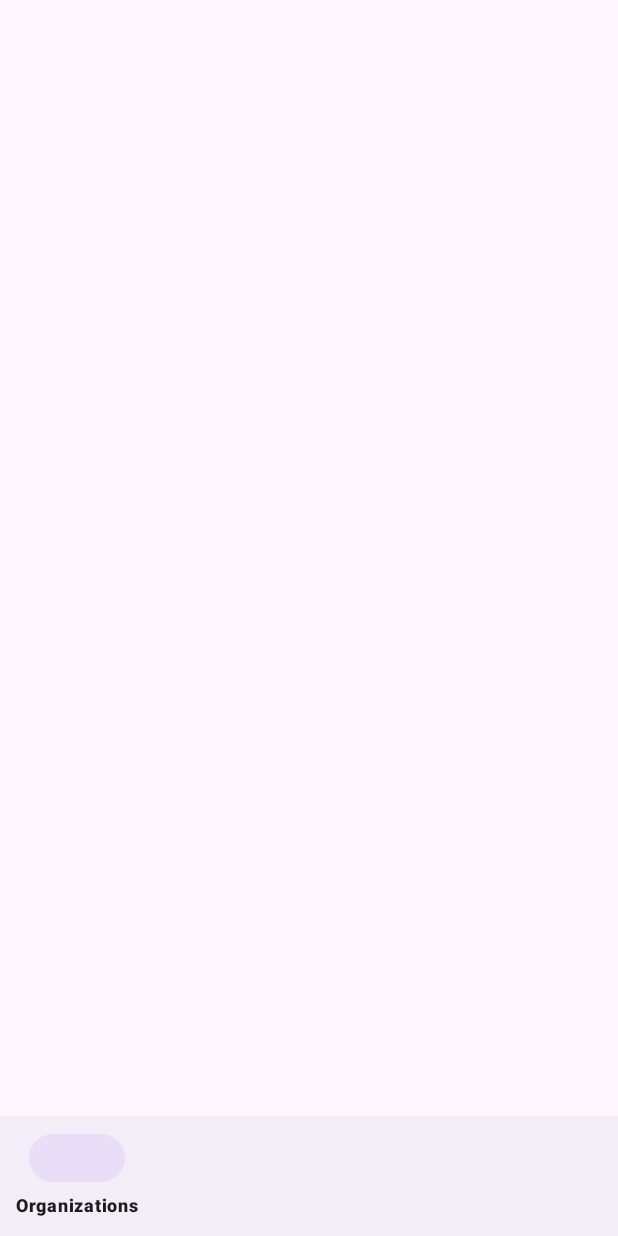
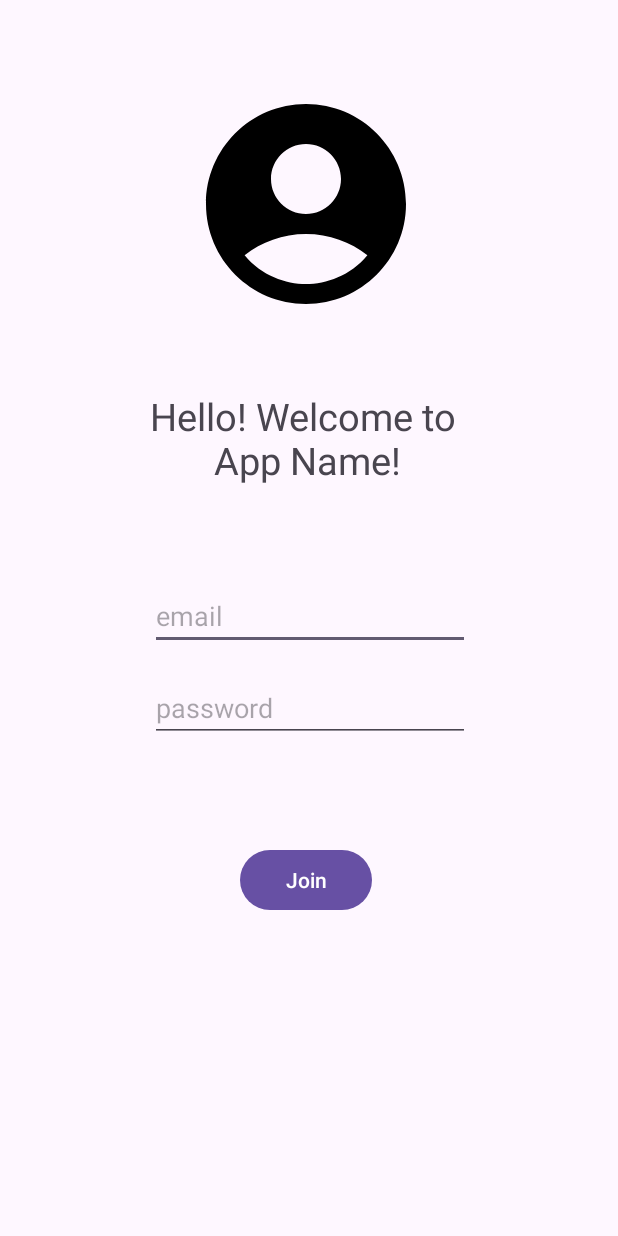
Before and after one commit to nchu05/Latte-Link, an Android app: the screen it shows after launch (MainActivity before the commit, LoginActivity after it), on a phone screen of 412 x 824 dp. Run offline under Robolectric (Android 15) with nearby library versions, the phone set to English and light mode, and no system bars.

Commit message:
base code

```diff
--- a/app/src/main/AndroidManifest.xml
+++ b/app/src/main/AndroidManifest.xml
@@ -1,7 +1,9 @@
 <?xml version="1.0" encoding="utf-8"?>
 <manifest xmlns:android="http://schemas.android.com/apk/res/android"
     xmlns:tools="http://schemas.android.com/tools">
+
     <uses-permission android:name="android.permission.INTERNET" />
+
     <application
         android:allowBackup="true"
         android:dataExtractionRules="@xml/data_extraction_rules"
@@ -15,6 +17,9 @@
         tools:targetApi="31">
         <activity
             android:name=".MainActivity"
+            android:exported="true" />
+        <activity
+            android:name=".LoginActivity"
             android:exported="true">
             <intent-filter>
                 <action android:name="android.intent.action.MAIN" />
--- /dev/null
+++ b/app/src/main/java/com/example/androidfa23/LoginActivity.kt
@@ -0,0 +1,25 @@
+package com.example.androidfa23
+
+import android.content.Intent
+import androidx.appcompat.app.AppCompatActivity
+import android.os.Bundle
+import android.widget.Button
+import androidx.activity.result.ActivityResultLauncher
+import androidx.activity.result.contract.ActivityResultContracts
+
+private lateinit var intentLauncher: ActivityResultLauncher<Intent>
+class LoginActivity : AppCompatActivity() {
+    override fun onCreate(savedInstanceState: Bundle?) {
+        super.onCreate(savedInstanceState)
+        setContentView(R.layout.activity_login)
+
+        val joinButton : Button = findViewById(R.id.joinButton)
+        joinButton.setOnClickListener {
+            val intent = Intent(this, MainActivity::class.java)
+            intentLauncher.launch(intent)
+        }
+        intentLauncher = registerForActivityResult(
+            ActivityResultContracts.StartActivityForResult()
+        ) {}
+    }
+}
--- a/app/src/main/java/com/example/androidfa23/MainActivity.kt
+++ b/app/src/main/java/com/example/androidfa23/MainActivity.kt
@@ -2,6 +2,7 @@ package com.example.androidfa23
 
 import androidx.appcompat.app.AppCompatActivity
 import android.os.Bundle
+import androidx.core.view.isVisible
 import com.google.android.material.bottomnavigation.BottomNavigationView
 
 class MainActivity : AppCompatActivity() {
@@ -15,7 +16,6 @@ class MainActivity : AppCompatActivity() {
             //redirect to sign in page
         //else
             //the code below
-
 
         bottomNavigationView.setOnItemSelectedListener {
             when (it.itemId) {
--- /dev/null
+++ b/app/src/main/res/drawable/baseline_account_circle_24.xml
@@ -0,0 +1,5 @@
+<vector android:height="24dp" android:tint="#000000"
+    android:viewportHeight="24" android:viewportWidth="24"
+    android:width="24dp" xmlns:android="http://schemas.android.com/apk/res/android">
+    <path android:fillColor="@android:color/white" android:pathData="M12,2C6.48,2 2,6.48 2,12s4.48,10 10,10s10,-4.48 10,-10S17.52,2 12,2zM12,6c1.93,0 3.5,1.57 3.5,3.5S13.93,13 12,13s-3.5,-1.57 -3.5,-3.5S10.07,6 12,6zM12,20c-2.03,0 -4.43,-0.82 -6.14,-2.88C7.55,15.8 9.68,15 12,15s4.45,0.8 6.14,2.12C16.43,19.18 14.03,20 12,20z"/>
+</vector>
--- /dev/null
+++ b/app/src/main/res/drawable/baseline_calendar_month_24.xml
@@ -0,0 +1,5 @@
+<vector android:height="24dp" android:tint="#000000"
+    android:viewportHeight="24" android:viewportWidth="24"
+    android:width="24dp" xmlns:android="http://schemas.android.com/apk/res/android">
+    <path android:fillColor="@android:color/white" android:pathData="M19,4h-1V2h-2v2H8V2H6v2H5C3.89,4 3.01,4.9 3.01,6L3,20c0,1.1 0.89,2 2,2h14c1.1,0 2,-0.9 2,-2V6C21,4.9 20.1,4 19,4zM19,20H5V10h14V20zM9,14H7v-2h2V14zM13,14h-2v-2h2V14zM17,14h-2v-2h2V14zM9,18H7v-2h2V18zM13,18h-2v-2h2V18zM17,18h-2v-2h2V18z"/>
+</vector>
--- /dev/null
+++ b/app/src/main/res/drawable/baseline_comment_24.xml
@@ -0,0 +1,5 @@
+<vector android:autoMirrored="true" android:height="24dp"
+    android:tint="#000000" android:viewportHeight="24"
+    android:viewportWidth="24" android:width="24dp" xmlns:android="http://schemas.android.com/apk/res/android">
+    <path android:fillColor="@android:color/white" android:pathData="M21.99,4c0,-1.1 -0.89,-2 -1.99,-2L4,2c-1.1,0 -2,0.9 -2,2v12c0,1.1 0.9,2 2,2h14l4,4 -0.01,-18zM18,14L6,14v-2h12v2zM18,11L6,11L6,9h12v2zM18,8L6,8L6,6h12v2z"/>
+</vector>
--- /dev/null
+++ b/app/src/main/res/drawable/baseline_email_24.xml
@@ -0,0 +1,5 @@
+<vector android:height="24dp" android:tint="#000000"
+    android:viewportHeight="24" android:viewportWidth="24"
+    android:width="24dp" xmlns:android="http://schemas.android.com/apk/res/android">
+    <path android:fillColor="@android:color/white" android:pathData="M20,4L4,4c-1.1,0 -1.99,0.9 -1.99,2L2,18c0,1.1 0.9,2 2,2h16c1.1,0 2,-0.9 2,-2L22,6c0,-1.1 -0.9,-2 -2,-2zM20,8l-8,5 -8,-5L4,6l8,5 8,-5v2z"/>
+</vector>
--- /dev/null
+++ b/app/src/main/res/drawable/baseline_person_24.xml
@@ -0,0 +1,5 @@
+<vector android:height="24dp" android:tint="#000000"
+    android:viewportHeight="24" android:viewportWidth="24"
+    android:width="24dp" xmlns:android="http://schemas.android.com/apk/res/android">
+    <path android:fillColor="@android:color/white" android:pathData="M12,12c2.21,0 4,-1.79 4,-4s-1.79,-4 -4,-4 -4,1.79 -4,4 1.79,4 4,4zM12,14c-2.67,0 -8,1.34 -8,4v2h16v-2c0,-2.66 -5.33,-4 -8,-4z"/>
+</vector>
--- /dev/null
+++ b/app/src/main/res/layout/activity_login.xml
@@ -0,0 +1,65 @@
+<?xml version="1.0" encoding="utf-8"?>
+<androidx.constraintlayout.widget.ConstraintLayout xmlns:android="http://schemas.android.com/apk/res/android"
+    xmlns:app="http://schemas.android.com/apk/res-auto"
+    xmlns:tools="http://schemas.android.com/tools"
+    android:layout_width="match_parent"
+    android:layout_height="match_parent"
+    tools:context=".LoginActivity">
+
+    <ImageView
+        android:id="@+id/imageView"
+        android:layout_width="184dp"
+        android:layout_height="160dp"
+        android:layout_marginStart="112dp"
+        android:layout_marginTop="56dp"
+        app:layout_constraintStart_toStartOf="parent"
+        app:layout_constraintTop_toTopOf="parent"
+        app:srcCompat="@drawable/baseline_account_circle_24" />
+
+    <TextView
+        android:id="@+id/welcomeTV"
+        android:layout_width="wrap_content"
+        android:layout_height="wrap_content"
+        android:layout_marginStart="100dp"
+        android:layout_marginTop="44dp"
+        android:text="Hello! Welcome to\n App Name!"
+        android:textAlignment="center"
+        android:textSize="25sp"
+        app:layout_constraintStart_toStartOf="parent"
+        app:layout_constraintTop_toBottomOf="@+id/imageView" />
+
+    <EditText
+        android:id="@+id/emailET"
+        android:layout_width="wrap_content"
+        android:layout_height="wrap_content"
+        android:layout_marginStart="100dp"
+        android:layout_marginTop="64dp"
+        android:ems="10"
+        android:hint="email"
+        android:inputType="textEmailAddress"
+        app:layout_constraintStart_toStartOf="parent"
+        app:layout_constraintTop_toBottomOf="@+id/welcomeTV" />
+
+    <EditText
+        android:id="@+id/passwordET"
+        android:layout_width="wrap_content"
+        android:layout_height="wrap_content"
+        android:layout_marginStart="100dp"
+        android:layout_marginTop="16dp"
+        android:ems="10"
+        android:hint="password"
+        android:inputType="textPassword"
+        app:layout_constraintStart_toStartOf="parent"
+        app:layout_constraintTop_toBottomOf="@+id/emailET" />
+
+    <Button
+        android:id="@+id/joinButton"
+        android:layout_width="wrap_content"
+        android:layout_height="wrap_content"
+        android:layout_marginStart="160dp"
+        android:layout_marginTop="68dp"
+        android:text="Join"
+        app:layout_constraintStart_toStartOf="parent"
+        app:layout_constraintTop_toBottomOf="@+id/passwordET" />
+
+</androidx.constraintlayout.widget.ConstraintLayout>
--- a/app/src/main/res/layout/activity_main.xml
+++ b/app/src/main/res/layout/activity_main.xml
@@ -8,11 +8,11 @@
 
     <com.google.android.material.bottomnavigation.BottomNavigationView
         android:id="@+id/bottomNavigationView"
-        android:layout_width="match_parent"
-        android:layout_height="wrap_content"
+        android:layout_width="411dp"
+        android:layout_height="70dp"
         app:layout_constraintBottom_toBottomOf="parent"
+        app:layout_constraintEnd_toEndOf="parent"
         app:layout_constraintStart_toStartOf="parent"
-        app:layout_constraintEnd_toEndOf="parent"
         app:layout_constraintTop_toBottomOf="@+id/fragmentContainerView"
         app:menu="@menu/menu" />
 
--- a/app/src/main/res/menu/menu.xml
+++ b/app/src/main/res/menu/menu.xml
@@ -3,17 +3,21 @@
     <item
         android:id="@+id/browse"
         android:enabled="true"
-        android:title="Organizations" />
+        android:icon="@drawable/baseline_email_24"
+        android:title="" />
     <item
         android:id="@+id/message"
         android:enabled="true"
-        android:title="Messaging"/>
+        android:icon="@android:drawable/ic_menu_search"
+        android:title="" />
     <item
         android:id="@+id/calendar"
         android:enabled="true"
-        android:title="Calendar" />
+        android:icon="@drawable/baseline_calendar_month_24"
+        android:title="" />
     <item
         android:id="@+id/profile"
         android:enabled="true"
-        android:title="Profile" />
+        android:icon="@drawable/baseline_person_24"
+        android:title="" />
 </menu>
```
